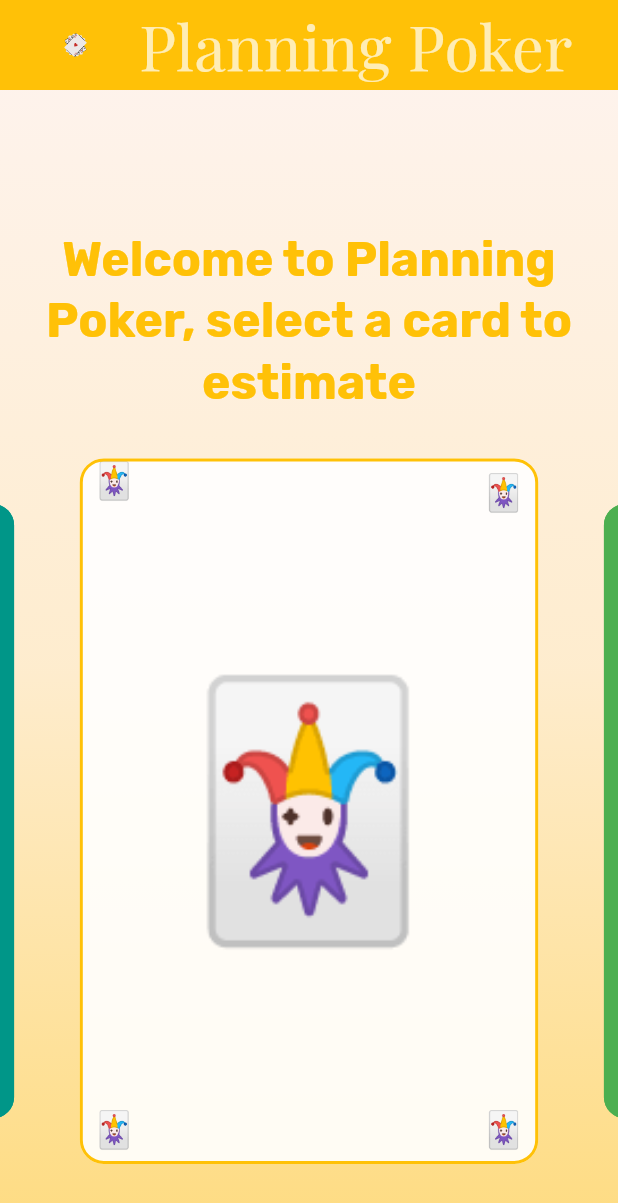
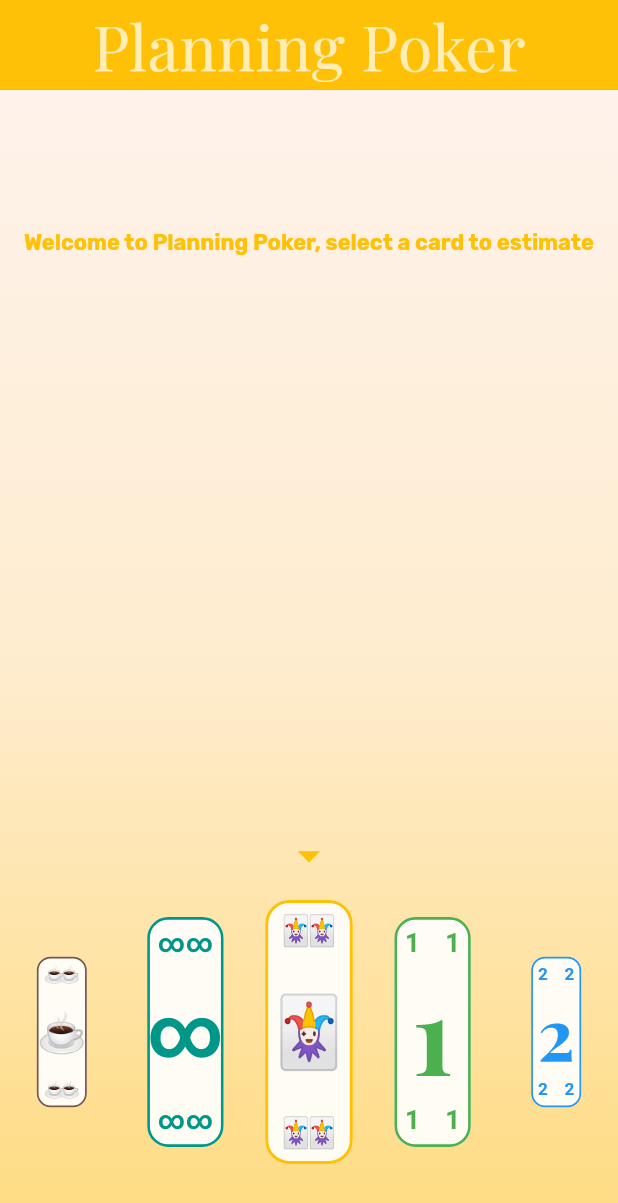
Before and after one commit to DanielBrown1998/planning_poker, a Flutter app: the screen it shows after launch, on a phone screen of 412 x 824 dp. Shown: the top 1203 px of the screen. Run offline on Flutter 3.47's test engine with Material 3 defaults, Android fonts, the phone set to English and light mode, and no system bars; drawn by our look-alikes of carousel_slider, flip_card; our stand-ins replace google_fonts, lottie.

Commit message:
wip: build UI home

```diff
--- /dev/null
+++ b/devtools_options.yaml
@@ -0,0 +1,3 @@
+description: This file stores settings for Dart & Flutter DevTools.
+documentation: https://docs.flutter.dev/tools/devtools/extensions#configure-extension-enablement-states
+extensions:
--- a/lib/ui/components/app_bar_planning_poker.dart
+++ b/lib/ui/components/app_bar_planning_poker.dart
@@ -1,5 +1,5 @@
 import 'package:flutter/material.dart';
-import 'package:planning_poker/ui/components/lottie.dart';
+// import 'package:planning_poker/ui/components/lottie.dart';
 import 'package:planning_poker/ui/state/home_state.dart';
 import 'package:provider/provider.dart';
 
@@ -33,10 +33,10 @@ class AppBarPlanningPoker extends StatelessWidget
                 mainAxisAlignment: MainAxisAlignment.spaceEvenly,
                 crossAxisAlignment: CrossAxisAlignment.center,
                 children: [
-                  Flexible(
-                    flex: 2,
-                    child: LottieCard(controller: animationController),
-                  ),
+                  // Flexible(
+                  //   flex: 2,
+                  //   child: LottieCard(controller: animationController),
+                  // ),
                   Flexible(
                     flex: 8,
                     child: FittedBox(
--- a/lib/ui/components/card.dart
+++ b/lib/ui/components/card.dart
@@ -2,6 +2,7 @@ import 'package:flutter/material.dart';
 import 'package:flip_card/flip_card.dart';
 import 'package:flip_card/flip_card_controller.dart';
 import 'package:google_fonts/google_fonts.dart';
+import 'package:planning_poker/utils/helpers/sizes_window.dart';
 
 // ignore: must_be_immutable
 class CardPoker extends StatefulWidget {
@@ -16,7 +17,7 @@ class CardPoker extends StatefulWidget {
     required this.cardValue,
     required this.colorCard,
     required this.symbolCard,
-    this.isFlipped = true,
+    this.isFlipped = false,
     this.flipOnTouch = false,
     FlipCardController? controllerFlipCard,
   }) {
@@ -30,49 +31,55 @@ class CardPoker extends StatefulWidget {
 }
 
 class _CardPokerState extends State<CardPoker> with WidgetsBindingObserver {
-  _flipCard() {
-    if (widget.isFlipped) {
-      WidgetsBinding.instance.addPostFrameCallback((_) {
-        widget._controllerFlipCard.toggleCard();
-      });
-    }
-  }
+  // _flipCard() {
+  //   if (widget.isFlipped) {
+  //     WidgetsBinding.instance.addPostFrameCallback((_) {
+  //       widget._controllerFlipCard.toggleCard();
+  //     });
+  //   }
+  // }
 
+  late bool isFlipped;
   @override
   void initState() {
     super.initState();
-    _flipCard();
+    // _flipCard();
+    isFlipped = widget.isFlipped;
+    WidgetsBinding.instance.addObserver(this);
   }
 
   @override
   void didUpdateWidget(covariant CardPoker oldWidget) {
     super.didUpdateWidget(oldWidget);
-    _flipCard();
+    if (oldWidget.isFlipped != widget.isFlipped) {
+      isFlipped = widget.isFlipped;
+      // _flipCard();
+    }
   }
 
   @override
   void didChangeAppLifecycleState(AppLifecycleState state) {
     super.didChangeAppLifecycleState(state);
     if (state == AppLifecycleState.resumed) {
-      setState(() {
-        widget.isFlipped = false;
-      });
-      _flipCard();
+      // setState(() {
+      //   widget.isFlipped = false;
+      // });
+      // _flipCard();
     } else if (state == AppLifecycleState.hidden) {
-      setState(() {
-        widget.isFlipped = true;
-      });
-      _flipCard();
+      // setState(() {
+      //   widget.isFlipped = true;
+      // });
+      // _flipCard();`
     } else if (state == AppLifecycleState.inactive) {
-      setState(() {
-        widget.isFlipped = true;
-      });
-      _flipCard();
+      // setState(() {
+      //   widget.isFlipped = true;
+      // });
+      // _flipCard();
     } else if (state == AppLifecycleState.paused) {
-      setState(() {
-        widget.isFlipped = true;
-      });
-      _flipCard();
+      // setState(() {
+      //   widget.isFlipped = true;
+      // });
+      // _flipCard();
     }
   }
 
@@ -82,17 +89,45 @@ class _CardPokerState extends State<CardPoker> with WidgetsBindingObserver {
     WidgetsBinding.instance.removeObserver(this);
   }
 
+  Widget _textWidget(
+    String text, {
+    required ThemeData theme,
+    required SizeWindow size,
+  }) {
+    return FittedBox(
+      fit: BoxFit.scaleDown,
+      key: ValueKey<String>('text_$text'),
+      child: Text(
+        text,
+        style: theme.textTheme.headlineLarge!.copyWith(
+          color: widget.colorCard,
+          fontWeight: FontWeight.bold,
+          fontSize: size == SizeWindow.large
+              ? 24
+              : (size == SizeWindow.medium ? 20 : 16),
+        ),
+      ),
+    );
+  }
+
   @override
   Widget build(BuildContext context) {
     final theme = Theme.of(context);
     final size = MediaQuery.of(context).size;
-    return Padding(
+    final sizeWindow = getSizeWindow(size.width);
+    return ConstrainedBox(
+      constraints: BoxConstraints(
+        maxWidth: 4 * 84,
+        maxHeight: 4 * 150,
+      ),
+      child: Padding(
         padding: const EdgeInsets.all(8.0),
         child: FlipCard(
           controller: widget._controllerFlipCard,
           flipOnTouch: widget.flipOnTouch,
           direction: FlipDirection.HORIZONTAL,
           front: Card(
+            key: ValueKey('CardFront_${widget.cardValue}'),
             color: Colors.white54.withAlpha(230),
             elevation: 0,
             shape: RoundedRectangleBorder(
@@ -107,59 +142,53 @@ class _CardPokerState extends State<CardPoker> with WidgetsBindingObserver {
               children: [
                 Positioned(
                   left: 8,
-                child: Text(
+                  top: 8,
+                  child: _textWidget(
                     widget.cardValue.toString(),
-                  style: theme.textTheme.headlineLarge!.copyWith(
-                    color: widget.colorCard,
-                    fontWeight: FontWeight.bold,
-                    fontSize: 24,
-                  ),
+                    size: sizeWindow,
+                    theme: theme,
                   ),
                 ),
                 Positioned(
                   left: 8,
                   bottom: 8,
-                child: Text(
+                  child: _textWidget(
                     widget.cardValue.toString(),
-                  style: theme.textTheme.headlineLarge!.copyWith(
-                    color: widget.colorCard,
-                    fontWeight: FontWeight.bold,
-                    fontSize: 24,
-                  ),
+                    size: sizeWindow,
+                    theme: theme,
                   ),
                 ),
                 Positioned(
                   right: 8,
                   top: 8,
-                child: Text(
+                  child: _textWidget(
                     widget.cardValue.toString(),
-                  style: theme.textTheme.headlineLarge!.copyWith(
-                    color: widget.colorCard,
-                    fontWeight: FontWeight.bold,
-                    fontSize: 24,
-                  ),
+                    size: sizeWindow,
+                    theme: theme,
                   ),
                 ),
                 Positioned(
                   right: 8,
                   bottom: 8,
-                child: Text(
+                  child: _textWidget(
                     widget.cardValue.toString(),
-                  style: theme.textTheme.headlineLarge!.copyWith(
-                    color: widget.colorCard,
-                    fontWeight: FontWeight.bold,
-                    fontSize: 24,
-                  ),
+                    size: sizeWindow,
+                    theme: theme,
                   ),
                 ),
                 Align(
                   alignment: Alignment.center,
+                  child: FittedBox(
+                    fit: BoxFit.fill,
                     child: Text(
                       '${widget.cardValue}',
-                  style: theme.textTheme.headlineLarge!.copyWith(
+                      style: theme.textTheme.headlineMedium!.copyWith(
                         color: widget.colorCard,
                         fontWeight: FontWeight.bold,
-                    fontSize: size.height * 0.2,
+                        fontFamily:
+                            GoogleFonts.playfairDisplay().fontFamily,
+                        fontSize: size.height * 0.1,
+                      ),
                     ),
                   ),
                 ),
@@ -167,6 +196,7 @@ class _CardPokerState extends State<CardPoker> with WidgetsBindingObserver {
             ),
           ),
           back: Card(
+            key: ValueKey('CardBack_${widget.cardValue}'),
             color: widget.colorCard,
             elevation: 0,
             shape: RoundedRectangleBorder(
@@ -197,6 +227,7 @@ class _CardPokerState extends State<CardPoker> with WidgetsBindingObserver {
             ),
           ),
         ),
+      ),
     );
   }
 }
--- a/lib/ui/home.dart
+++ b/lib/ui/home.dart
@@ -3,6 +3,7 @@ import 'package:flutter/material.dart';
 import 'package:google_fonts/google_fonts.dart';
 import 'package:planning_poker/ui/components/app_bar_planning_poker.dart';
 import 'package:planning_poker/ui/state/home_state.dart';
+import 'package:planning_poker/utils/helpers/sizes_window.dart';
 import 'package:provider/provider.dart';
 
 class HomePage extends StatefulWidget {
@@ -19,7 +20,7 @@ class _HomePageState extends State<HomePage>
   late final CarouselSliderController _carouselController;
   late final AnimationController _animationController;
   late final HomeState homeState;
-  late Color colorBase;
+
   @override
   void initState() {
     super.initState();
@@ -29,12 +30,10 @@ class _HomePageState extends State<HomePage>
 
     // Initialize HomeState
     homeState = context.read<HomeState>();
-    homeState.initialize();
     // Listen to changes in HomeState
     homeState.addListener(() {
       setState(() {});
     });
-    colorBase = homeState.colorsCards[homeState.choicedTime];
     // Add WidgetsBinding observer
     WidgetsBinding.instance.addObserver(this);
     // Animate opacityText after a short delay
@@ -44,15 +43,20 @@ class _HomePageState extends State<HomePage>
   void dispose() {
     super.dispose();
     _animationController.dispose();
-    homeState.removeListener(() {});
+    homeState.removeListener(() {
+      setState(() {});
+    });
     WidgetsBinding.instance.removeObserver(this);
   }
 
   @override
   void reassemble() {
     super.reassemble();
-    homeState.reset();
+    homeState.resetState();
+    // ignore: invalid_use_of_protected_member
+    if (!homeState.hasListeners) {
       homeState.addListener(() => setState(() {}));
+    }
     _animationController.reset();
     _animationController.forward();
   }
@@ -62,7 +66,9 @@ class _HomePageState extends State<HomePage>
     final theme = Theme.of(context);
     final size = MediaQuery.of(context).size;
     final appBarHeight = size.height * 0.2;
-
+    // final widthWindowIsLarge = isLargeWindow(size.width);
+    // final widthWindowIsMedium = isMediumWindow(size.width);
+    final sizeWindow = getSizeWindow(size.width);
     return Scaffold(
       appBar: AppBarPlanningPoker(
         title: FittedBox(
@@ -76,7 +82,7 @@ class _HomePageState extends State<HomePage>
             ),
           ),
         ),
-        colorBase: colorBase,
+        colorBase: homeState.colorBase,
         animationController: _animationController,
         height: appBarHeight,
       ),
@@ -96,9 +102,9 @@ class _HomePageState extends State<HomePage>
                       begin: Alignment.topCenter,
                       end: Alignment.bottomCenter,
                       colors: [
-                        colorBase.withAlpha(20),
-                        colorBase.withAlpha(50),
-                        colorBase.withAlpha(130),
+                        homeState.colorBase.withAlpha(20),
+                        homeState.colorBase.withAlpha(50),
+                        homeState.colorBase.withAlpha(130),
                       ],
                     ),
                   ),
@@ -126,16 +132,24 @@ class _HomePageState extends State<HomePage>
                           ),
                         );
                       },
+                      child: FittedBox(
+                        fit: BoxFit.fitHeight,
                         child: Text(
                           homeState.actualDescriptionCard,
                           //to ensure the AnimatedSwitcher detects changes
-                        key: ValueKey<String>(homeState.actualDescriptionCard),
+                          key: ValueKey<String>(
+                            homeState.actualDescriptionCard,
+                          ),
                           textAlign: TextAlign.center,
+                          softWrap: true,
+                          maxLines: 3,
+                          overflow: TextOverflow.ellipsis,
                           style: theme.textTheme.headlineMedium!.copyWith(
                             fontWeight: FontWeight.bold,
                             fontSize: 32,
-                          color: colorBase,
+                            color: homeState.colorBase,
                             fontFamily: GoogleFonts.rubik().fontFamily,
+                          ),
                         ),
                       ),
                     ),
@@ -147,9 +161,25 @@ class _HomePageState extends State<HomePage>
 
                 child: Align(
                   alignment: Alignment.bottomCenter,
-                  child: ConstrainedBox(
-                    constraints: BoxConstraints(maxHeight: 500),
+                  child: Column(
+                    crossAxisAlignment: CrossAxisAlignment.center,
+                    mainAxisAlignment: MainAxisAlignment.center,
+                    spacing: 0,
+                    mainAxisSize: MainAxisSize.min,
+                    children: [
+                      Icon(
+                        Icons.arrow_drop_down_sharp,
+                        color: homeState.colorBase,
+                        size: 35,
+                      ),
+                      ConstrainedBox(
+                        constraints: BoxConstraints(
+                          maxHeight: isTall(size.height)
+                              ? 240
+                              : (isMedium(size.height) ? 200 : 160),
+                        ),
                         child: CarouselSlider(
+                          key: ValueKey<String>('carousel_cards'),
                           items: List.generate(homeState.valueCards.length, (
                             index,
                           ) {
@@ -157,26 +187,30 @@ class _HomePageState extends State<HomePage>
                           }),
                           carouselController: _carouselController,
                           options: CarouselOptions(
-                        height: size.height * 0.6,
+                            height: size.height * 0.625,
                             animateToClosest: true,
-                        enlargeCenterPage: true,
+                            enlargeCenterPage: sizeWindow == SizeWindow.large
+                                ? false
+                                : true,
                             enableInfiniteScroll: true,
                             initialPage: 0,
+                            viewportFraction: sizeWindow == SizeWindow.large
+                                ? .11
+                                : (sizeWindow == SizeWindow.medium ? .2 : .35),
                             aspectRatio: 1 / (size.height / size.width),
                             scrollDirection: Axis.horizontal,
                             scrollPhysics: const BouncingScrollPhysics(),
                             autoPlay: false,
                             onPageChanged: (index, reason) {
-                          homeState.updateBaseTime(
-                            homeState.cardsPoker[index].cardValue,
+                              homeState.flipCardAtIndex(
+                                index,
+                                homeState.choicedTime,
                               );
-                          colorBase = homeState.updateColor(
-                            homeState.cardsPoker[index].cardValue,
-                          );
-                          homeState.flipCardAtIndex(index);
                             },
                           ),
                         ),
+                      ),
+                    ],
                   ),
                 ),
               ),
--- /dev/null
+++ b/lib/utils/helpers/sizes_window.dart
@@ -0,0 +1,38 @@
+enum SizeWindow { small, medium, large }
+
+int smallWindowMaxWidth = 400;
+int mediumWindowMaxWidth = 700;
+
+SizeWindow getSizeWindow(double width) {
+  if (width < smallWindowMaxWidth) {
+    return SizeWindow.small;
+  } else if (width >= smallWindowMaxWidth && width < mediumWindowMaxWidth) {
+    return SizeWindow.medium;
+  } else {
+    return SizeWindow.large;
+  }
+}
+
+bool isTall(double height) {
+  return height > 900;
+}
+
+bool isMedium(double height) {
+  return height <= 900 && height > 720;
+}
+
+bool isShort(double height) {
+  return height <= 720;
+}
+
+bool isLargeWindow(double width) {
+  return width >= mediumWindowMaxWidth;
+}
+
+bool isMediumWindow(double width) {
+  return width >= smallWindowMaxWidth && width < mediumWindowMaxWidth;
+}
+
+bool isSmallWindow(double width) {
+  return width < smallWindowMaxWidth;
+}
```
Also changed, not shown: lib/ui/state/home_state.dart (+24 -23 lines), 1 other file. Lines whose indentation alone changed are shown as unchanged.
